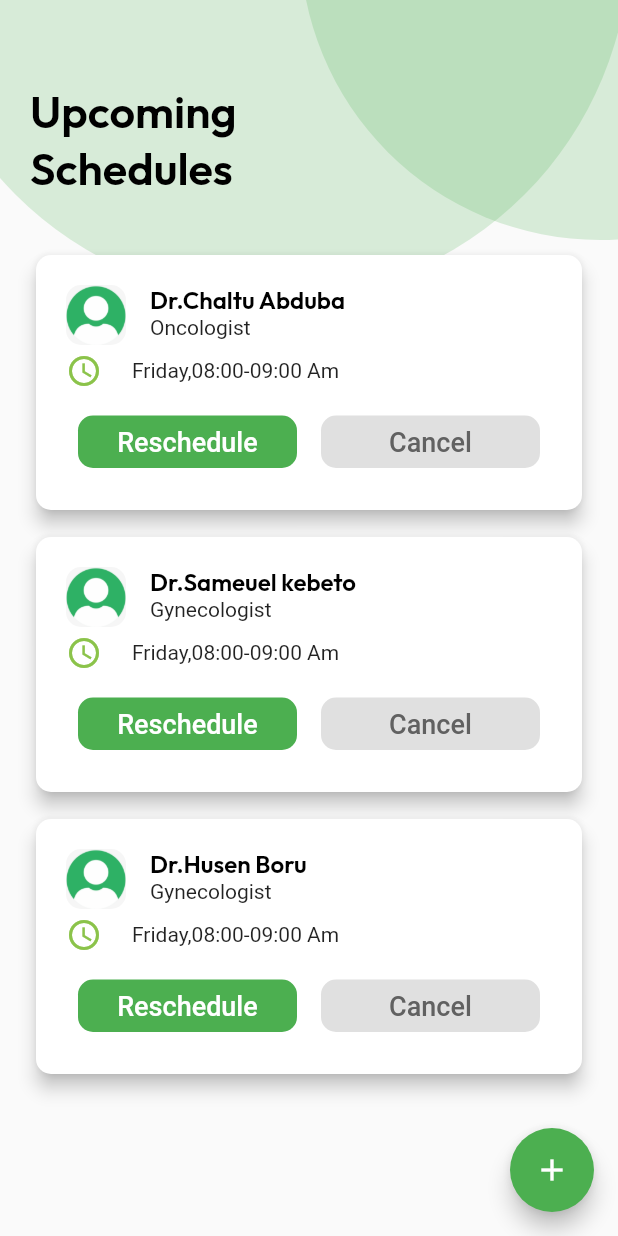
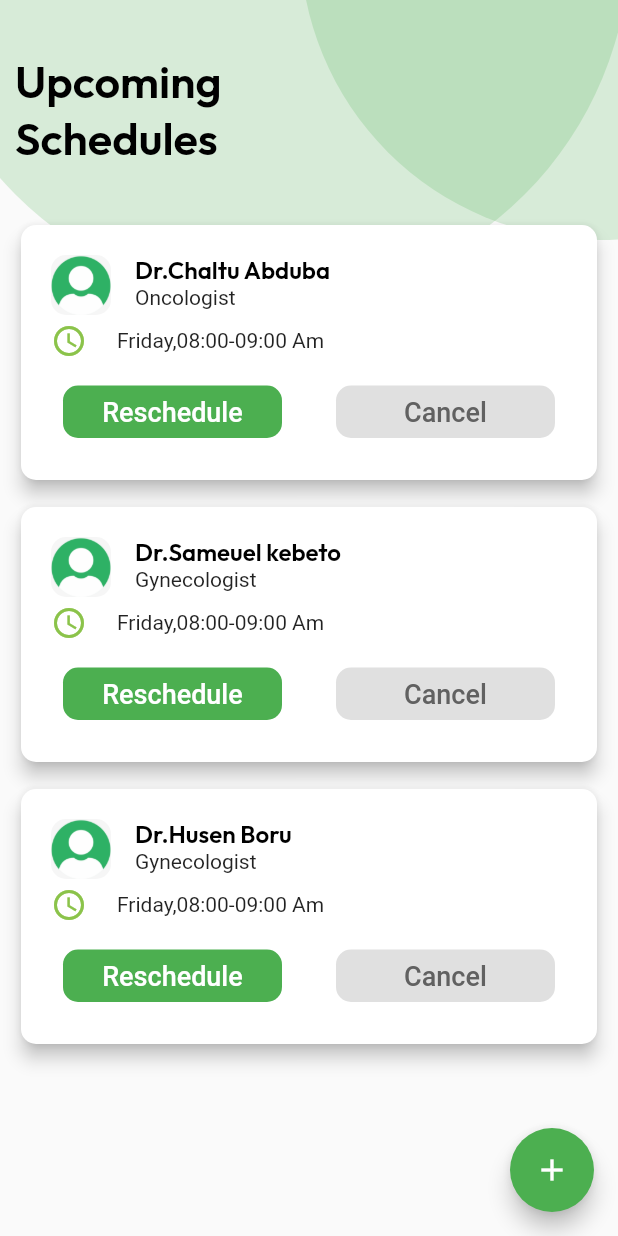
Before and after one commit to tamiratdereje/Patient-registration-and-Appointment-scheduling-system, a Flutter app: the UpcomingSchedule screen opened by its route, on a phone screen of 412 x 824 dp. Run offline on Flutter 3.47's test engine with Material 2 defaults, Android fonts, the light colour scheme and no system bars; our stand-ins replace bloc, equatable, flutter_bloc, flutter_datetime_picker, go_router, google_fonts and 2 more; missing offline and left inert: dart:ffi, regexpattern; accounts and stored records are empty.

Commit message:
upcoming schedule edited

```diff
--- a/afyacare/lib/presentation/pages/appointment/upcoming_schedule.dart
+++ b/afyacare/lib/presentation/pages/appointment/upcoming_schedule.dart
@@ -28,26 +28,19 @@ class _UpcomingScheduleState extends State<UpcomingSchedule> {
         specialization: "Gynecologist"),
   ];
 
-
-
   @override
   Widget build(BuildContext context) {
     return Scaffold(
-             floatingActionButton: FloatingActionButton(
-        onPressed: () {
-
-        },
+      floatingActionButton: FloatingActionButton(
+        onPressed: () {},
         child: const Icon(Icons.add),
       ),
-
       body: Stack(
-
         children: [
-
           const circleClip(),
           Padding(
-            padding: const EdgeInsets.all(20.0),
-            child: Stack(
+            padding: const EdgeInsets.symmetric(horizontal: 10),
+            child: Column(
               children: [
                 Expanded(
                   child: Column(
@@ -88,7 +81,6 @@ class _UpcomingScheduleState extends State<UpcomingSchedule> {
           )
         ],
       ),
-
     );
   }
 }
```
